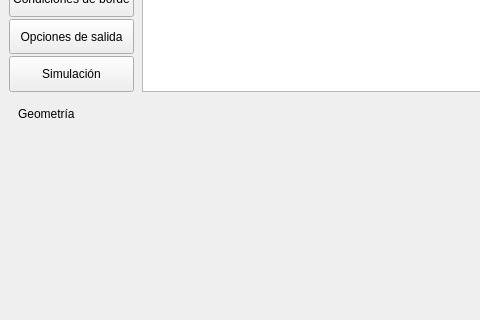
Before: the Qt Designer form ventanaprincipal.ui in IgnacioOchoa/Barra, drawn with Qt 5; both pictures show x 0 to 480 and y 141 to 461 of the 800 by 600 pixel window.
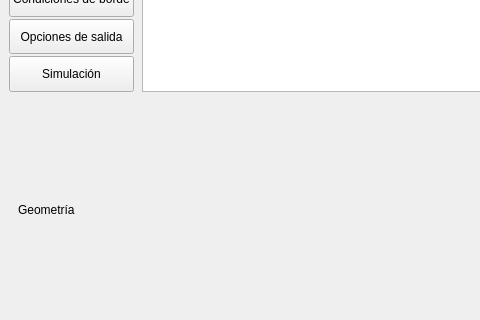
After: the same form once the commit is applied.

Commit message:
Se agrego puntero a escena
Se agrego el puntero a la escena y se lo conecto con la Vista
(QGraphicsView).

Diff of the .ui file:
```diff
--- a/ventanaprincipal.ui
+++ b/ventanaprincipal.ui
@@ -119,8 +119,8 @@
        <number>0</number>
       </property>
       <widget class="QWidget" name="pagGeometria">
-       <layout class="QFormLayout" name="formLayout">
-        <item row="0" column="0">
+       <layout class="QHBoxLayout" name="horizontalLayout_4">
+        <item>
          <widget class="QLabel" name="label">
           <property name="text">
            <string>Geometría</string>
```
Left out of the diff: 2 changed lines with no effect on the pictures. The commit also changes 2 other files.
